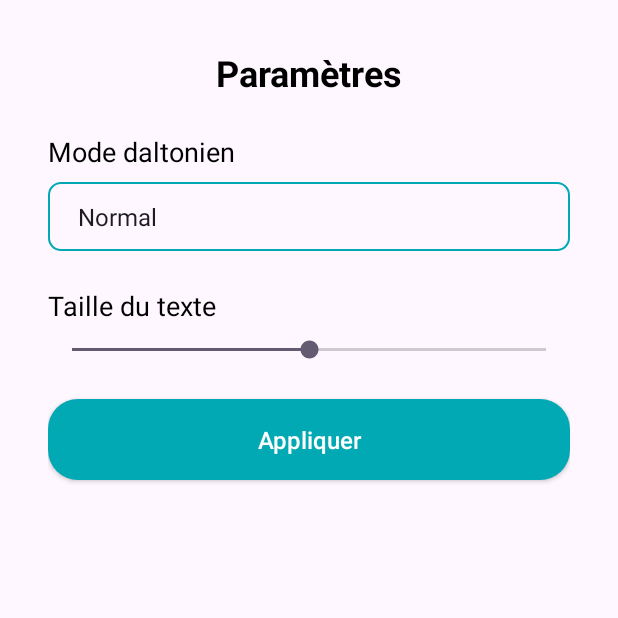
After one commit to Nsrn17/SAES04, an Android app: the ParametresActivity screen opened directly, with no data from a screen before it, on a phone screen of 412 x 824 dp, the top half of it. The commit adds this screen. Run offline under Robolectric (Android 15) with nearby library versions, the phone set to English and light mode, and no system bars.

Commit message:
début parametres

```diff
--- a/app/src/main/AndroidManifest.xml
+++ b/app/src/main/AndroidManifest.xml
@@ -12,6 +12,9 @@
         android:supportsRtl="true"
         android:theme="@style/Theme.SAES04"
         tools:targetApi="31">
+        <activity
+            android:name=".ParametresActivity"
+            android:exported="false" />
         <activity
             android:name=".InfosBancairesActivity"
             android:exported="false" />
--- /dev/null
+++ b/app/src/main/java/iut/dam/sae_s04/ParametresActivity.java
@@ -0,0 +1,70 @@
+package iut.dam.sae_s04;
+
+import android.os.Bundle;
+import android.view.View;
+import android.widget.ArrayAdapter;
+import android.widget.Button;
+import android.widget.SeekBar;
+import android.widget.Spinner;
+
+import androidx.appcompat.app.AppCompatActivity;
+
+
+public class ParametresActivity extends AppCompatActivity {
+    private Spinner spinnerDaltonien;
+    private SeekBar seekBarTailleTexte;
+    private Button btnAppliquer;
+
+    @Override
+    protected void onCreate(Bundle savedInstanceState) {
+        super.onCreate(savedInstanceState);
+        setContentView(R.layout.activity_parametres);
+
+        spinnerDaltonien = findViewById(R.id.spinner_daltonien);
+        seekBarTailleTexte = findViewById(R.id.seekbar_taille_texte);
+        btnAppliquer = findViewById(R.id.btn_appliquer);
+
+        String[] modesDaltoniens = {"Normal", "Protanopie", "Deutéranopie", "Tritanopie"};
+        ArrayAdapter<String> adapter = new ArrayAdapter<>(this, android.R.layout.simple_spinner_item, modesDaltoniens);
+        adapter.setDropDownViewResource(android.R.layout.simple_spinner_dropdown_item);
+        spinnerDaltonien.setAdapter(adapter);
+
+        seekBarTailleTexte.setOnSeekBarChangeListener(new SeekBar.OnSeekBarChangeListener() {
+            @Override
+            public void onProgressChanged(SeekBar seekBar, int progress, boolean fromUser) {
+                float tailleTexte = 16 + (progress * 4);
+                applyTextSize(tailleTexte);
+            }
+            @Override
+            public void onStartTrackingTouch(SeekBar seekBar) {}
+
+            @Override
+            public void onStopTrackingTouch(SeekBar seekBar) {}
+        });
+
+        btnAppliquer.setOnClickListener(new View.OnClickListener() {
+            @Override
+            public void onClick(View v) {
+                applyDaltonienMode(spinnerDaltonien.getSelectedItemPosition());
+                applyTextSize(16 + (seekBarTailleTexte.getProgress() * 4));
+            }
+        });
+    }
+
+    private void applyDaltonienMode(int mode) {
+
+        switch (mode) {
+            case 1:
+                break;
+            case 2:
+                break;
+            case 3:
+                break;
+            default: // coulzurs normales
+                break;
+        }
+    }
+
+    private void applyTextSize(float tailleTexte) {
+    }
+}
--- /dev/null
+++ b/app/src/main/res/layout/activity_parametres.xml
@@ -0,0 +1,68 @@
+<?xml version="1.0" encoding="utf-8"?>
+<ScrollView xmlns:android="http://schemas.android.com/apk/res/android"
+    android:layout_width="match_parent"
+    android:layout_height="match_parent"
+    android:padding="16dp"
+    android:fillViewport="true">
+
+    <LinearLayout
+        android:layout_width="match_parent"
+        android:layout_height="wrap_content"
+        android:orientation="vertical"
+        android:padding="16dp">
+
+        <TextView
+            android:layout_width="wrap_content"
+            android:layout_height="wrap_content"
+            android:hint="@string/parametres"
+            android:textColorHint="@color/black"
+            android:textSize="24sp"
+            android:textStyle="bold"
+            android:layout_gravity="center_horizontal"
+            android:layout_marginBottom="24dp"/>
+
+        <TextView
+            android:layout_width="wrap_content"
+            android:layout_height="wrap_content"
+            android:hint="@string/modedaltonien"
+            android:textColorHint="@color/black"
+            android:textSize="18sp"
+            android:layout_marginBottom="8dp"/>
+
+        <Spinner
+            android:id="@+id/spinner_daltonien"
+            android:layout_width="match_parent"
+            android:layout_height="wrap_content"
+            android:background="@drawable/champsaisie"
+            android:padding="12dp"
+            android:layout_marginBottom="24dp"/>
+
+        <TextView
+            android:layout_width="wrap_content"
+            android:layout_height="wrap_content"
+            android:hint="@string/tailledutexte"
+            android:textColorHint="@color/black"
+            android:textSize="18sp"
+            android:layout_marginBottom="8dp"/>
+
+        <SeekBar
+            android:id="@+id/seekbar_taille_texte"
+            android:layout_width="match_parent"
+            android:layout_height="wrap_content"
+            android:max="4"
+            android:progress="2"
+            android:layout_marginBottom="24dp"/>
+
+
+        <androidx.appcompat.widget.AppCompatButton
+            android:id="@+id/btn_appliquer"
+            android:layout_width="match_parent"
+            android:layout_height="wrap_content"
+            android:hint="@string/appliquerparametres"
+            android:textColorHint="@color/white"
+            android:textSize="16sp"
+            android:background="@drawable/bouton_confirmer"
+            android:padding="16dp"
+            android:textAllCaps="false"/>
+    </LinearLayout>
+</ScrollView>
--- a/app/src/main/res/values/colors.xml
+++ b/app/src/main/res/values/colors.xml
@@ -3,7 +3,10 @@
     <color name="black">#FF000000</color>
     <color name="white">#FFFFFFFF</color>
     <color name="orange">#EB563A</color>
-        <color name="blue">#00A9B3</color>
+    <color name="blue">#00A9B3</color>
     <color name="lightblue">#6FCFD3</color>
-
+    <color name="normal">#FFFFFF</color>
+    <color name="protanopie">#FFCCCC</color>
+    <color name="deuteranopie">#CCFFCC</color>
+    <color name="tritanopie">#CCCCFF</color>
 </resources>
--- a/app/src/main/res/values/strings.xml
+++ b/app/src/main/res/values/strings.xml
@@ -41,6 +41,10 @@
     <string name="annuel">Annuel</string>
     <string name="mensuel">Mensuel</string>
     <string name="entrezccv">Entrez le ccv</string>
+    <string name="appliquerparametres">Appliquer</string>
+    <string name="parametres">Paramètres</string>
+    <string name="modedaltonien">Mode daltonien</string>
+    <string name="tailledutexte">Taille du texte</string>
     <string-array name="association">
         <item> selectionnez une association</item>
         <item> Association 1 </item>
```
Also changed, not shown: 3 other files.
